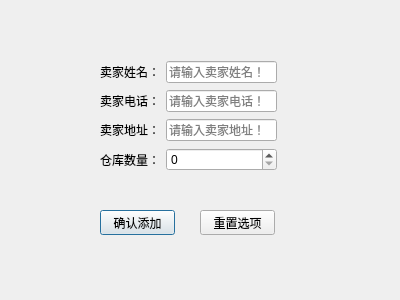
Qt form sys_add_seller.ui (liwen123cd/curly-tribble) before a commit.
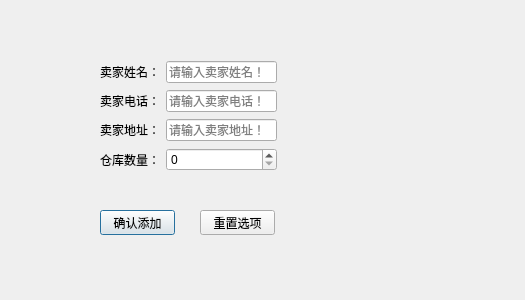
The same form after that commit.

The edit to the form file:
```diff
--- a/sys_add_seller.ui
+++ b/sys_add_seller.ui
@@ -9,7 +9,7 @@
    <rect>
     <x>0</x>
     <y>0</y>
-    <width>400</width>
+    <width>525</width>
     <height>300</height>
    </rect>
   </property>
```
